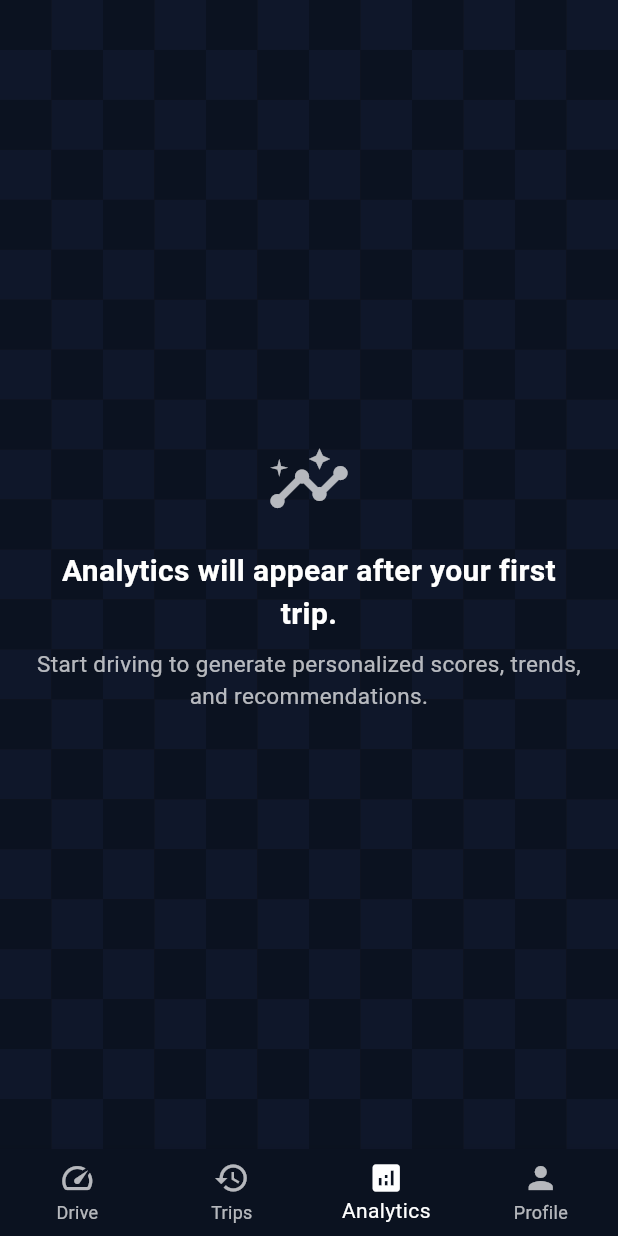
After one commit to 26parvathik/smate, a Flutter app: the HomeScreen screen opened directly, item 3 of the bottom bar chosen, on a phone screen of 412 x 824 dp. The commit adds this screen. Run offline on Flutter 3.47's test engine with Material 3 defaults, Android fonts, the phone set to English and light mode, and no system bars; our stand-ins replace camera, cloud_firestore, firebase_auth, firebase_core, flutter_tts, geolocator and 1 more; missing offline and left inert: tflite_flutter; accounts and stored records are empty.

Commit message:
Analyctics Page

```diff
--- /dev/null
+++ b/lib/analytics_screen.dart
@@ -0,0 +1,425 @@
+import 'package:cloud_firestore/cloud_firestore.dart';
+import 'package:firebase_auth/firebase_auth.dart';
+import 'package:flutter/material.dart';
+
+class AnalyticsScreen extends StatelessWidget {
+  const AnalyticsScreen({super.key});
+
+  @override
+  Widget build(BuildContext context) {
+    final user = FirebaseAuth.instance.currentUser;
+
+    if (user == null) {
+      return const Center(
+        child: Text(
+          'Sign in to view analytics.',
+          style: TextStyle(color: Colors.white70, fontSize: 16),
+        ),
+      );
+    }
+
+    return StreamBuilder<QuerySnapshot>(
+      stream: FirebaseFirestore.instance
+          .collection('trips')
+          .where('userId', isEqualTo: user.uid)
+          .snapshots(),
+      builder: (context, snapshot) {
+        if (snapshot.hasError) {
+          return Center(
+            child: Padding(
+              padding: const EdgeInsets.all(24),
+              child: Text(
+                'Could not load analytics.\n${snapshot.error}',
+                textAlign: TextAlign.center,
+                style: const TextStyle(color: Colors.redAccent),
+              ),
+            ),
+          );
+        }
+
+        if (!snapshot.hasData) {
+          return const Center(child: CircularProgressIndicator());
+        }
+
+        final trips = snapshot.data!.docs
+            .map((doc) => TripAnalytics.fromMap(doc.data() as Map<String, dynamic>))
+            .toList()
+          ..sort((a, b) => b.timestamp.compareTo(a.timestamp));
+
+        if (trips.isEmpty) {
+          return const _EmptyAnalyticsState();
+        }
+
+        final summary = AnalyticsSummary.fromTrips(trips);
+
+        return SafeArea(
+          child: SingleChildScrollView(
+            padding: const EdgeInsets.fromLTRB(16, 12, 16, 28),
+            child: Column(
+              crossAxisAlignment: CrossAxisAlignment.start,
+              children: [
+                const Text(
+                  'Analytics',
+                  style: TextStyle(
+                    color: Colors.white,
+                    fontSize: 30,
+                    fontWeight: FontWeight.w800,
+                  ),
+                ),
+                const SizedBox(height: 6),
+                Text(
+                  summary.header,
+                  style: const TextStyle(
+                    color: Colors.white70,
+                    fontSize: 14,
+                  ),
+                ),
+                const SizedBox(height: 22),
+                const Text(
+                  'Safety Score Dashboard',
+                  style: TextStyle(
+                    color: Colors.white,
+                    fontSize: 20,
+                    fontWeight: FontWeight.w700,
+                  ),
+                ),
+                const SizedBox(height: 14),
+                _MetricCard(
+                  title: 'Average Weekly Score',
+                  value: '${summary.averageScore.round()} / 100',
+                ),
+                _MetricCard(
+                  title: 'Hard Braking Trend',
+                  value: summary.harshTrendLabel,
+                ),
+                _MetricCard(
+                  title: 'Overspeed Risk',
+                  value: summary.overspeedRiskLabel,
+                ),
+                _MetricCard(
+                  title: 'Road Sign Compliance',
+                  value: '${summary.compliancePercent.round()}%',
+                ),
+                _MetricCard(
+                  title: 'Driving Behavior Comparison',
+                  value: summary.comparisonLabel,
+                ),
+                const SizedBox(height: 24),
+                const Text(
+                  'Insights & Recommendations',
+                  style: TextStyle(
+                    color: Colors.white,
+                    fontSize: 20,
+                    fontWeight: FontWeight.w700,
+                  ),
+                ),
+                const SizedBox(height: 14),
+                ...summary.insights.map((insight) => _InsightCard(text: insight)),
+              ],
+            ),
+          ),
+        );
+      },
+    );
+  }
+}
+
+class AnalyticsSummary {
+  AnalyticsSummary({
+    required this.averageScore,
+    required this.compliancePercent,
+    required this.harshTrendLabel,
+    required this.overspeedRiskLabel,
+    required this.comparisonLabel,
+    required this.header,
+    required this.insights,
+  });
+
+  final double averageScore;
+  final double compliancePercent;
+  final String harshTrendLabel;
+  final String overspeedRiskLabel;
+  final String comparisonLabel;
+  final String header;
+  final List<String> insights;
+
+  static AnalyticsSummary fromTrips(List<TripAnalytics> trips) {
+    final recentTrips = trips.take(7).toList();
+    final olderTrips = trips.skip(7).take(7).toList();
+
+    final averageScore = _average(recentTrips.map((trip) => trip.score));
+    final recentHarshRate = _average(recentTrips.map((trip) => trip.harshBraking.toDouble()));
+    final olderHarshRate = olderTrips.isEmpty
+        ? recentHarshRate
+        : _average(olderTrips.map((trip) => trip.harshBraking.toDouble()));
+    final recentOverspeedRate = _average(recentTrips.map((trip) => trip.overspeed.toDouble()));
+    final olderScore = olderTrips.isEmpty
+        ? averageScore
+        : _average(olderTrips.map((trip) => trip.score));
+
+    final totalEvents = recentTrips.fold<int>(
+      0,
+      (sum, trip) => sum + trip.harshBraking + trip.overspeed,
+    );
+    final overspeedEvents = recentTrips.fold<int>(
+      0,
+      (sum, trip) => sum + trip.overspeed,
+    );
+    final compliancePercent = totalEvents == 0
+        ? 100.0
+        : ((totalEvents - overspeedEvents) / totalEvents) * 100;
+
+    final harshTrendLabel = _trendLabel(
+      current: recentHarshRate,
+      previous: olderHarshRate,
+      positiveWhenLower: true,
+      stableLabel: 'Stable this week',
+      betterLabel: 'Improving',
+      worseLabel: 'Needs attention',
+    );
+
+    final overspeedRiskLabel = overspeedEvents == 0
+        ? 'Under control'
+        : overspeedEvents <= 2
+            ? '$overspeedEvents mild alerts'
+            : '$overspeedEvents high-risk alerts';
+
+    final comparisonDelta = averageScore - olderScore;
+    final comparisonLabel = comparisonDelta >= 4
+        ? 'Better than last week'
+        : comparisonDelta <= -4
+            ? 'Lower than last week'
+            : 'Holding steady';
+
+    final header =
+        'Built from your last ${recentTrips.length} trip${recentTrips.length == 1 ? '' : 's'}.';
+
+    return AnalyticsSummary(
+      averageScore: averageScore,
+      compliancePercent: compliancePercent.clamp(0, 100),
+      harshTrendLabel: harshTrendLabel,
+      overspeedRiskLabel: overspeedRiskLabel,
+      comparisonLabel: comparisonLabel,
+      header: header,
+      insights: _buildInsights(
+        averageScore: averageScore,
+        recentHarshRate: recentHarshRate,
+        recentOverspeedRate: recentOverspeedRate,
+        compliancePercent: compliancePercent,
+        comparisonDelta: comparisonDelta,
+      ),
+    );
+  }
+
+  static List<String> _buildInsights({
+    required double averageScore,
+    required double recentHarshRate,
+    required double recentOverspeedRate,
+    required double compliancePercent,
+    required double comparisonDelta,
+  }) {
+    final insights = <String>[];
+
+    if (recentHarshRate >= 2) {
+      insights.add('Brake earlier to reduce repeated hard-braking events.');
+    } else if (recentHarshRate > 0) {
+      insights.add('Your braking is improving. Keep leaving extra stopping distance.');
+    } else {
+      insights.add('Smooth braking this week. Keep that steady control.');
+    }
+
+    if (recentOverspeedRate >= 2) {
+      insights.add('Overspeed events are recurring. Ease off sooner near changing speed zones.');
+    } else if (recentOverspeedRate > 0) {
+      insights.add('A few speed alerts appeared. Watch for posted limits after each sign detection.');
+    } else {
+      insights.add('Great pace control. You stayed within limits across recent trips.');
+    }
+
+    if (compliancePercent < 75) {
+      insights.add('Road-sign compliance is low. Slow down quicker after speed-limit and stop signs.');
+    } else if (compliancePercent < 90) {
+      insights.add('Compliance is decent, with room to improve near posted speed changes.');
+    } else {
+      insights.add('Strong sign compliance. Keep scanning ahead and reacting early.');
+    }
+
+    if (comparisonDelta >= 4) {
+      insights.add('Your overall driving score is trending upward compared with earlier trips.');
+    } else if (comparisonDelta <= -4) {
+      insights.add('Your score dipped versus earlier trips. Focus on one habit at a time this week.');
+    } else if (averageScore >= 90) {
+      insights.add('You are maintaining a strong safety score. Consistency is your advantage.');
+    } else {
+      insights.add('Your driving pattern is steady. Small reductions in alerts should lift the score quickly.');
+    }
+
+    return insights.take(4).toList();
+  }
+
+  static String _trendLabel({
+    required double current,
+    required double previous,
+    required bool positiveWhenLower,
+    required String stableLabel,
+    required String betterLabel,
+    required String worseLabel,
+  }) {
+    final delta = current - previous;
+    if (delta.abs() < 0.4) {
+      return stableLabel;
+    }
+
+    final improved = positiveWhenLower ? delta < 0 : delta > 0;
+    return improved ? betterLabel : worseLabel;
+  }
+
+  static double _average(Iterable<double> values) {
+    final list = values.toList();
+    if (list.isEmpty) {
+      return 0;
+    }
+
+    final total = list.fold<double>(0, (sum, value) => sum + value);
+    return total / list.length;
+  }
+}
+
+class TripAnalytics {
+  TripAnalytics({
+    required this.score,
+    required this.harshBraking,
+    required this.overspeed,
+    required this.timestamp,
+  });
+
+  final double score;
+  final int harshBraking;
+  final int overspeed;
+  final DateTime timestamp;
+
+  factory TripAnalytics.fromMap(Map<String, dynamic> data) {
+    final timestamp = data['timestamp'];
+    return TripAnalytics(
+      score: (data['score'] as num?)?.toDouble() ?? 100,
+      harshBraking: (data['harshBraking'] as num?)?.toInt() ?? 0,
+      overspeed: (data['overspeed'] as num?)?.toInt() ?? 0,
+      timestamp: timestamp is Timestamp ? timestamp.toDate() : DateTime(1970),
+    );
+  }
+}
+
+class _MetricCard extends StatelessWidget {
+  const _MetricCard({
+    required this.title,
+    required this.value,
+  });
+
+  final String title;
+  final String value;
+
+  @override
+  Widget build(BuildContext context) {
+    return Container(
+      width: double.infinity,
+      margin: const EdgeInsets.only(bottom: 14),
+      padding: const EdgeInsets.symmetric(horizontal: 16, vertical: 18),
+      decoration: BoxDecoration(
+        color: const Color(0xFF2E6286),
+        borderRadius: BorderRadius.circular(18),
+        boxShadow: [
+          BoxShadow(
+            color: Colors.black.withValues(alpha: 0.18),
+            blurRadius: 10,
+            offset: const Offset(0, 6),
+          ),
+        ],
+      ),
+      child: Column(
+        crossAxisAlignment: CrossAxisAlignment.start,
+        children: [
+          Text(
+            title,
+            style: const TextStyle(
+              color: Colors.white70,
+              fontSize: 14,
+            ),
+          ),
+          const SizedBox(height: 10),
+          Text(
+            value,
+            style: const TextStyle(
+              color: Colors.white,
+              fontSize: 28,
+              fontWeight: FontWeight.w800,
+            ),
+          ),
+        ],
+      ),
+    );
+  }
+}
+
+class _InsightCard extends StatelessWidget {
+  const _InsightCard({required this.text});
+
+  final String text;
+
+  @override
+  Widget build(BuildContext context) {
+    return Container(
+      width: double.infinity,
+      margin: const EdgeInsets.only(bottom: 12),
+      padding: const EdgeInsets.symmetric(horizontal: 16, vertical: 14),
+      decoration: BoxDecoration(
+        color: const Color(0xFF345E84),
+        borderRadius: BorderRadius.circular(16),
+      ),
+      child: Text(
+        text,
+        style: const TextStyle(
+          color: Colors.white,
+          fontSize: 15,
+          height: 1.35,
+        ),
+      ),
+    );
+  }
+}
+
+class _EmptyAnalyticsState extends StatelessWidget {
+  const _EmptyAnalyticsState();
+
+  @override
+  Widget build(BuildContext context) {
+    return const SafeArea(
+      child: Center(
+        child: Padding(
+          padding: EdgeInsets.all(24),
+          child: Column(
+            mainAxisAlignment: MainAxisAlignment.center,
+            children: [
+              Icon(Icons.insights, size: 56, color: Colors.white70),
+              SizedBox(height: 18),
+              Text(
+                'Analytics will appear after your first trip.',
+                textAlign: TextAlign.center,
+                style: TextStyle(
+                  color: Colors.white,
+                  fontSize: 20,
+                  fontWeight: FontWeight.w700,
+                ),
+              ),
+              SizedBox(height: 8),
+              Text(
+                'Start driving to generate personalized scores, trends, and recommendations.',
+                textAlign: TextAlign.center,
+                style: TextStyle(color: Colors.white70, fontSize: 15),
+              ),
+            ],
+          ),
+        ),
+      ),
+    );
+  }
+}
--- a/lib/home_screen.dart
+++ b/lib/home_screen.dart
@@ -1,5 +1,6 @@
 import 'package:flutter/material.dart';
 
+import 'analytics_screen.dart';
 import 'driving_screen.dart';
 import 'trip_history_screen.dart';
 import 'profile_screen.dart';
@@ -20,6 +21,7 @@ class _HomeScreenState extends State<HomeScreen> {
   final screens = [
     const DrivingScreen(),
     const TripHistoryScreen(),
+    const AnalyticsScreen(),
     const ProfileScreen(),
   ];
 
@@ -33,6 +35,11 @@ class _HomeScreenState extends State<HomeScreen> {
       ),
 
       bottomNavigationBar: BottomNavigationBar(
+        type: BottomNavigationBarType.fixed,
+        backgroundColor: const Color(0xFF0B1220),
+        selectedItemColor: Colors.white,
+        unselectedItemColor: Colors.white70,
+        showUnselectedLabels: true,
 
         currentIndex: currentIndex,
 
@@ -55,6 +62,11 @@ class _HomeScreenState extends State<HomeScreen> {
           ),
 
           BottomNavigationBarItem(
+            icon: Icon(Icons.analytics),
+            label: "Analytics",
+          ),
+
+          BottomNavigationBarItem(
             icon: Icon(Icons.person),
             label: "Profile",
           ),
```
Also changed, not shown: pubspec.lock.
